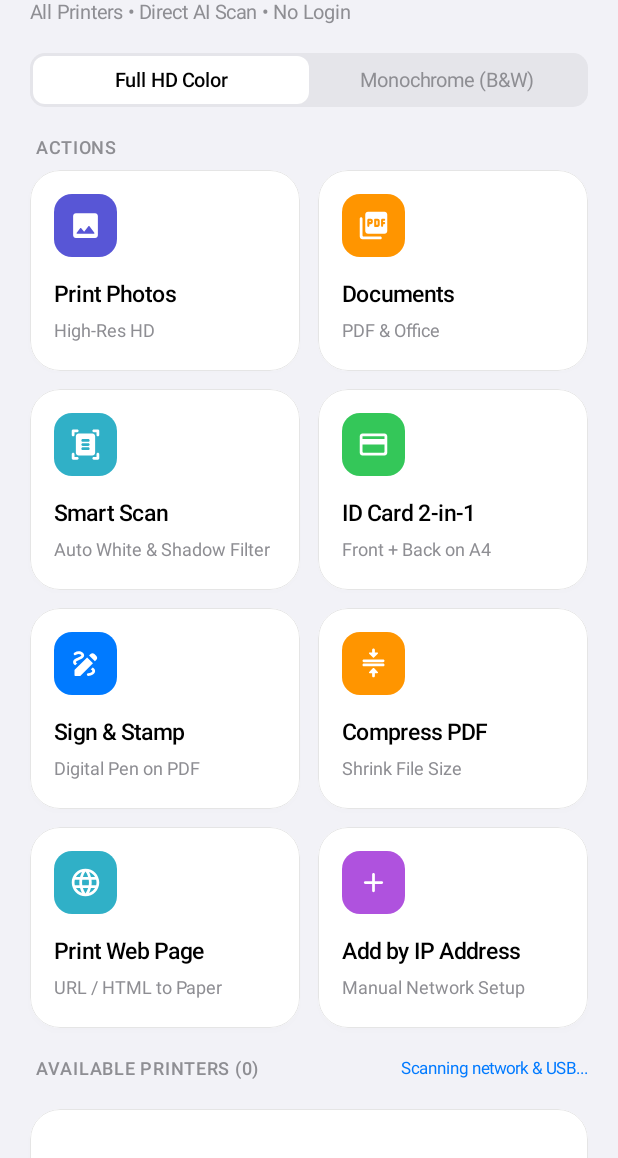
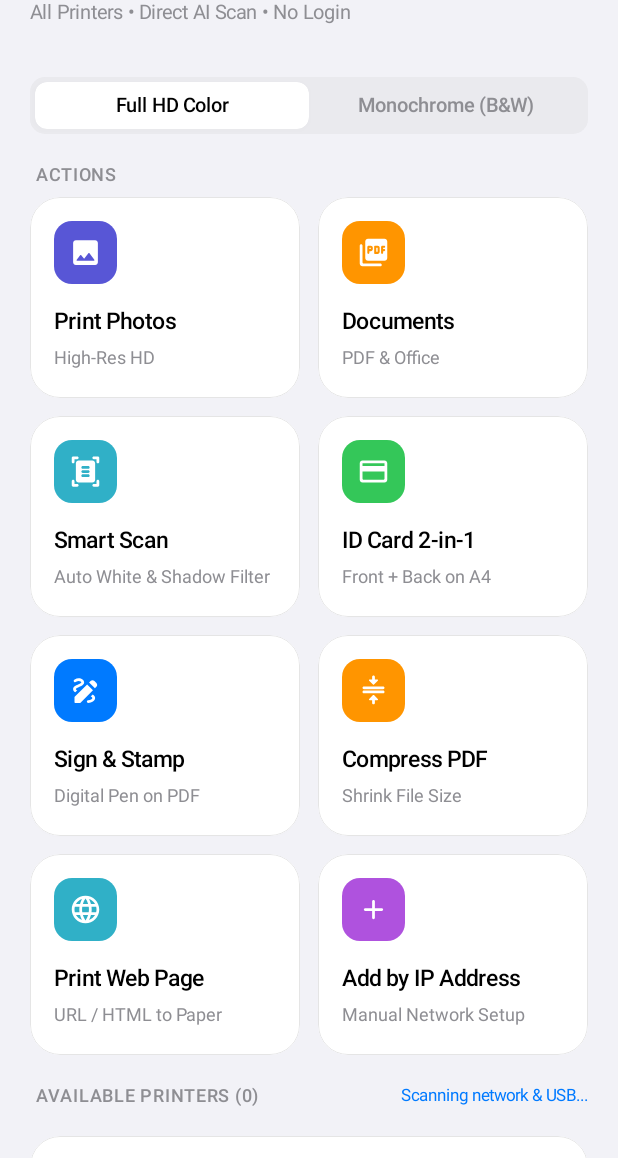
Before and after one commit to parakhmewara2002-gif/Dizop, an Android app built with Jetpack Compose: the screen it shows after launch (MainActivity), on a phone screen of 412 x 824 dp, the part 78-1236 px from its top. Run offline under Robolectric (Android 15) with nearby library versions, the phone set to English and light mode, and no system bars; 1 statement that could not run was skipped.

Commit message:
feat(ui): add spring touch animations, fluid segmented control, and bump to v1.0.3

```diff
--- a/app/build.gradle.kts
+++ b/app/build.gradle.kts
@@ -12,8 +12,8 @@ android {
         applicationId = "com.dizop.print"
         minSdk = 26
         targetSdk = 35
-        versionCode = 102
-        versionName = "1.0.2"
+        versionCode = 103
+        versionName = "1.0.3"
 
         testInstrumentationRunner = "androidx.test.runner.AndroidJUnitRunner"
         vectorDrawables {
--- a/app/src/main/java/com/dizop/print/ui/components/IosCard.kt
+++ b/app/src/main/java/com/dizop/print/ui/components/IosCard.kt
@@ -1,15 +1,22 @@
 package com.dizop.print.ui.components
 
+import androidx.compose.animation.core.animateFloatAsState
+import androidx.compose.animation.core.spring
 import androidx.compose.foundation.background
 import androidx.compose.foundation.border
 import androidx.compose.foundation.clickable
+import androidx.compose.foundation.interaction.MutableInteractionSource
+import androidx.compose.foundation.interaction.collectIsPressedAsState
 import androidx.compose.foundation.layout.Box
 import androidx.compose.foundation.layout.BoxScope
 import androidx.compose.foundation.layout.padding
 import androidx.compose.foundation.shape.RoundedCornerShape
 import androidx.compose.runtime.Composable
+import androidx.compose.runtime.getValue
+import androidx.compose.runtime.remember
 import androidx.compose.ui.Modifier
 import androidx.compose.ui.draw.clip
+import androidx.compose.ui.draw.scale
 import androidx.compose.ui.draw.shadow
 import androidx.compose.ui.graphics.Color
 import androidx.compose.ui.unit.Dp
@@ -18,8 +25,8 @@ import com.dizop.print.ui.theme.IosCardBorder
 import com.dizop.print.ui.theme.IosCardLight
 
 /**
- * iOS-styled card container with rounded squircle corners, subtle hairline border,
- * and soft depth shadow.
+ * iOS-styled card container with fluid spring scale press animations,
+ * squircle corners, subtle hairline border, and hardware-accelerated soft depth.
  */
 @Composable
 fun IosCard(
@@ -29,14 +36,29 @@ fun IosCard(
     onClick: (() -> Unit)? = null,
     content: @Composable BoxScope.() -> Unit
 ) {
-    val shape = RoundedCornerShape(cornerRadius)
+    val shape = remember(cornerRadius) { RoundedCornerShape(cornerRadius) }
+    val interactionSource = remember { MutableInteractionSource() }
+    val isPressed by interactionSource.collectIsPressedAsState()
+
+    // Ultra-smooth spring scale animation on press
+    val scale by animateFloatAsState(
+        targetValue = if (isPressed && onClick != null) 0.965f else 1f,
+        animationSpec = spring(dampingRatio = 0.75f, stiffness = 600f),
+        label = "cardPressScale"
+    )
+
     val clickableModifier = if (onClick != null) {
-        Modifier.clickable(onClick = onClick)
+        Modifier.clickable(
+            interactionSource = interactionSource,
+            indication = null,
+            onClick = onClick
+        )
     } else Modifier
 
     Box(
         modifier = modifier
-            .shadow(elevation = 2.dp, shape = shape, spotColor = Color(0x0F000000), ambientColor = Color(0x05000000))
+            .scale(scale)
+            .shadow(elevation = 1.dp, shape = shape, spotColor = Color(0x0A000000), ambientColor = Color(0x03000000))
             .clip(shape)
             .background(backgroundColor)
             .border(width = 0.5.dp, color = IosCardBorder, shape = shape)
--- a/app/src/main/java/com/dizop/print/ui/components/IosSegmentedControl.kt
+++ b/app/src/main/java/com/dizop/print/ui/components/IosSegmentedControl.kt
@@ -43,18 +43,24 @@ fun IosSegmentedControl(
     Box(
         modifier = modifier
             .fillMaxWidth()
-            .height(36.dp)
+            .height(38.dp)
             .clip(shape)
-            .background(Color(0xFFE5E5EA))
-            .padding(2.dp)
+            .background(Color(0xFFEAEAEE))
+            .padding(3.dp)
     ) {
         Row(modifier = Modifier.fillMaxWidth()) {
             items.forEachIndexed { index, title ->
                 val isSelected = index == selectedIndex
+                val elevation by animateFloatAsState(
+                    targetValue = if (isSelected) 2f else 0f,
+                    animationSpec = spring(stiffness = 500f),
+                    label = "thumbElevation"
+                )
                 Box(
                     modifier = Modifier
                         .weight(1f)
                         .fillMaxHeight()
+                        .shadow(elevation.dp, RoundedCornerShape(8.dp), spotColor = Color(0x1A000000))
                         .clip(RoundedCornerShape(8.dp))
                         .background(if (isSelected) IosCardLight else Color.Transparent)
                         .clickable(
@@ -66,7 +72,7 @@ fun IosSegmentedControl(
                     Text(
                         text = title,
                         fontSize = 13.sp,
-                        fontWeight = if (isSelected) FontWeight.SemiBold else FontWeight.Normal,
+                        fontWeight = if (isSelected) FontWeight.SemiBold else FontWeight.Medium,
                         color = if (isSelected) IosTextPrimary else IosTextSecondary
                     )
                 }
--- a/app/src/main/java/com/dizop/print/ui/screens/MainDashboardScreen.kt
+++ b/app/src/main/java/com/dizop/print/ui/screens/MainDashboardScreen.kt
@@ -447,8 +447,12 @@ fun MainDashboardScreen(
             }
 
             // In-App Update Banner
-            if (updateInfo?.hasUpdate == true) {
-                item {
+            item(key = "update_banner") {
+                androidx.compose.animation.AnimatedVisibility(
+                    visible = updateInfo?.hasUpdate == true,
+                    enter = androidx.compose.animation.fadeIn() + androidx.compose.animation.expandVertically(),
+                    exit = androidx.compose.animation.fadeOut() + androidx.compose.animation.shrinkVertically()
+                ) {
                     IosCard(
                         modifier = Modifier.fillMaxWidth(),
                         backgroundColor = IosBlue.copy(alpha = 0.08f),
@@ -473,13 +477,13 @@ fun MainDashboardScreen(
                             )
                             Column(modifier = Modifier.weight(1f)) {
                                 Text(
-                                    text = "Update Available (v${updateInfo!!.latestVersionName})",
+                                    text = "Update Available (v${updateInfo?.latestVersionName ?: ""})",
                                     fontWeight = FontWeight.SemiBold,
                                     fontSize = 15.sp,
                                     color = IosTextPrimary
                                 )
                                 Text(
-                                    text = updateInfo!!.releaseNotes,
+                                    text = updateInfo?.releaseNotes ?: "",
                                     fontSize = 12.sp,
                                     color = IosTextSecondary
                                 )
@@ -501,7 +505,7 @@ fun MainDashboardScreen(
                 }
             }
             // Print Output Mode Selector (Color vs B&W)
-            item {
+            item(key = "color_mode_selector") {
                 IosSegmentedControl(
                     items = listOf("Full HD Color", "Monochrome (B&W)"),
                     selectedIndex = printColorMode,
@@ -845,7 +849,7 @@ fun MainDashboardScreen(
 
 
             // Action Quick-Grid
-            item {
+            item(key = "action_grid") {
                 Text(
                     text = "ACTIONS",
                     fontSize = 12.sp,
@@ -979,7 +983,7 @@ fun MainDashboardScreen(
             }
 
             // Discovered Printers Section
-            item {
+            item(key = "printers_header") {
                 Row(
                     modifier = Modifier.fillMaxWidth(),
                     horizontalArrangement = Arrangement.SpaceBetween,
@@ -1004,7 +1008,7 @@ fun MainDashboardScreen(
             }
 
             if (printers.isEmpty()) {
-                item {
+                item(key = "empty_printers") {
                     IosCard(
                         modifier = Modifier.fillMaxWidth(),
                         cornerRadius = 20.dp
```
Also changed, not shown: 1 other file.
